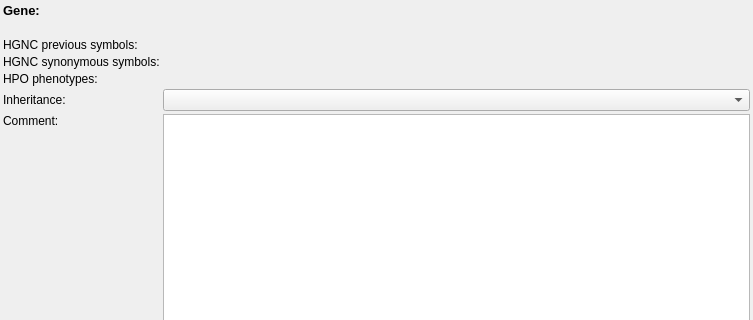
Before: the Qt Designer form src/GSvar/GeneInfoDialog.ui in imgag/ngs-bits, drawn with Qt 5; both pictures show x 0 to 753 and y 0 to 320 of the 753 by 517 pixel window.
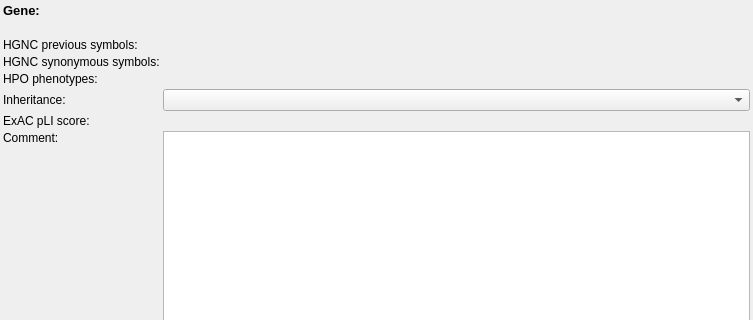
After: the same form once the commit is applied.

Commit message: Added tool NGSDImportGeneInfo

```diff
--- a/src/GSvar/GeneInfoDialog.ui
+++ b/src/GSvar/GeneInfoDialog.ui
@@ -137,14 +137,14 @@
    <item row="5" column="1">
     <widget class="QComboBox" name="inheritance_"/>
    </item>
-   <item row="6" column="0" alignment="Qt::AlignTop">
+   <item row="7" column="0" alignment="Qt::AlignTop">
     <widget class="QLabel" name="label_5">
      <property name="text">
       <string>Comment:</string>
      </property>
     </widget>
    </item>
-   <item row="6" column="1">
+   <item row="7" column="1">
     <widget class="QTextBrowser" name="comments_">
      <property name="sizeAdjustPolicy">
       <enum>QAbstractScrollArea::AdjustIgnored</enum>
@@ -160,7 +160,7 @@
      </property>
     </widget>
    </item>
-   <item row="7" column="0" colspan="2">
+   <item row="8" column="0" colspan="2">
     <widget class="QDialogButtonBox" name="buttons">
      <property name="orientation">
       <enum>Qt::Horizontal</enum>
@@ -170,6 +170,23 @@
      </property>
     </widget>
    </item>
+   <item row="6" column="0">
+    <widget class="QLabel" name="label_7">
+     <property name="toolTip">
+      <string>&lt;html&gt;&lt;head/&gt;&lt;body&gt;&lt;p&gt;The ExAC pLI score gives the probability of LoF intolerance.&lt;/p&gt;&lt;p&gt;For details see the ExAC FAQ at http://exac.broadinstitute.org/faq&lt;/p&gt;&lt;/body&gt;&lt;/html&gt;</string>
+     </property>
+     <property name="text">
+      <string>ExAC pLI score:</string>
+     </property>
+    </widget>
+   </item>
+   <item row="6" column="1">
+    <widget class="QLabel" name="exac_pli">
+     <property name="text">
+      <string/>
+     </property>
+    </widget>
+   </item>
   </layout>
  </widget>
  <resources/>
```
The commit also changes 16 other files.
